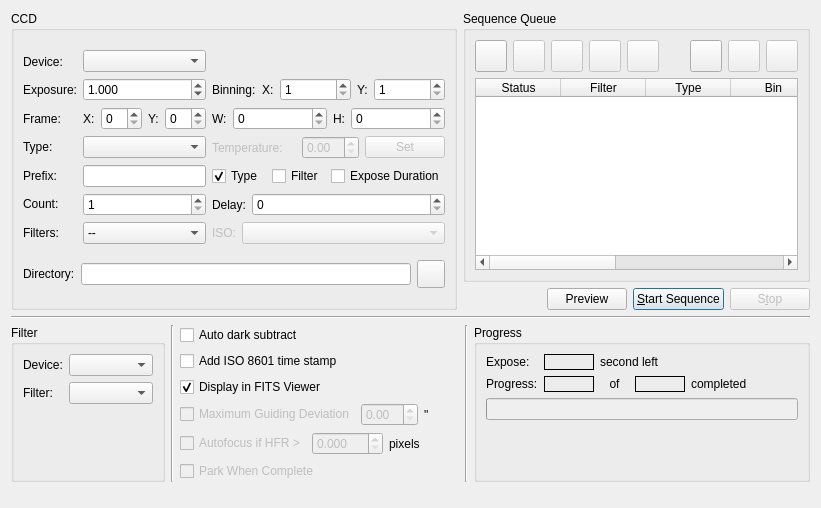
Qt form kstars/ekos/capture.ui (KDE/kstars) before a commit.
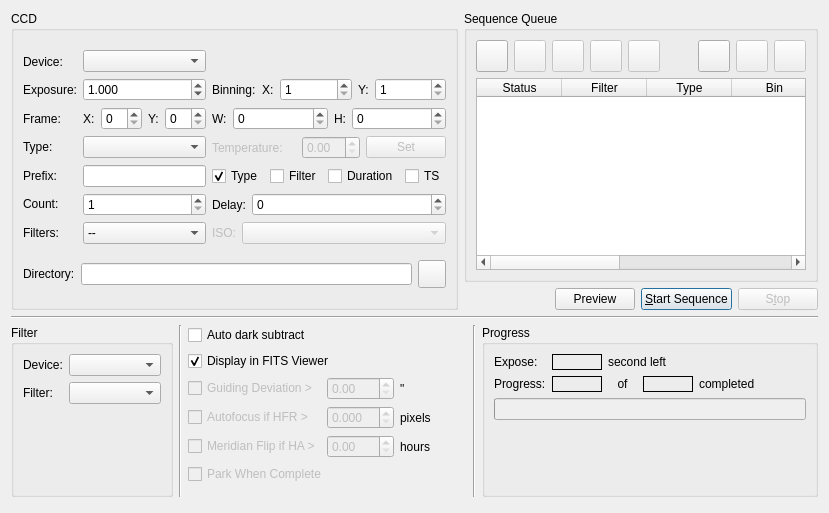
The same form after that commit.

Commit message: Implementation of automated unattended meridian flip support in EKos. This is still in BETA and use on your OWN risk. Also, implementing proper filter lock support for both focus and align module. If filter is not the same as the one locked in focus module, then the filter will move to that position whenever we use the focus or align module to capture an image.

Patch:
```diff
--- a/kstars/ekos/capture.ui
+++ b/kstars/ekos/capture.ui
@@ -6,15 +6,15 @@
    <rect>
     <x>0</x>
     <y>0</y>
-    <width>821</width>
-    <height>508</height>
+    <width>829</width>
+    <height>513</height>
    </rect>
   </property>
-  <layout class="QVBoxLayout" name="verticalLayout_10">
+  <layout class="QVBoxLayout" name="verticalLayout_3">
    <item>
-    <layout class="QHBoxLayout" name="horizontalLayout_19">
+    <layout class="QHBoxLayout" name="TopLayout">
      <item>
-      <layout class="QHBoxLayout" name="horizontalLayout_5" stretch="0">
+      <layout class="QHBoxLayout" name="topLayout" stretch="0">
        <property name="sizeConstraint">
         <enum>QLayout::SetDefaultConstraint</enum>
        </property>
@@ -466,7 +466,20 @@
                    <string>Append the expose duration to the prefix</string>
                   </property>
                   <property name="text">
-                   <string>Expose Duration</string>
+                   <string>Duration</string>
+                  </property>
+                 </widget>
+                </item>
+                <item>
+                 <widget class="QCheckBox" name="ISOCheck">
+                  <property name="toolTip">
+                   <string>Append time stamp to the prefix</string>
+                  </property>
+                  <property name="text">
+                   <string>TS</string>
+                  </property>
+                  <property name="checked">
+                   <bool>false</bool>
                   </property>
                  </widget>
                 </item>
@@ -618,7 +631,7 @@
       </layout>
      </item>
      <item>
-      <layout class="QVBoxLayout" name="verticalLayout_3">
+      <layout class="QVBoxLayout" name="SequenceLayout">
        <item>
         <widget class="QGroupBox" name="groupBox">
          <property name="sizePolicy">
@@ -945,16 +958,16 @@
     </layout>
    </item>
    <item>
-    <widget class="Line" name="line">
+    <widget class="Line" name="MiddleSeparator">
      <property name="orientation">
       <enum>Qt::Horizontal</enum>
      </property>
     </widget>
    </item>
    <item>
-    <layout class="QHBoxLayout" name="horizontalLayout_13">
+    <layout class="QHBoxLayout" name="horizontalLayout_5">
      <item>
-      <widget class="QGroupBox" name="setupGroup">
+      <widget class="QGroupBox" name="filterGroup">
        <property name="sizePolicy">
         <sizepolicy hsizetype="Expanding" vsizetype="Expanding">
          <horstretch>0</horstretch>
@@ -1026,14 +1039,14 @@
       </widget>
      </item>
      <item>
-      <widget class="Line" name="line_3">
+      <widget class="Line" name="leftVerticalSeperator">
        <property name="orientation">
         <enum>Qt::Vertical</enum>
        </property>
       </widget>
      </item>
      <item>
-      <layout class="QVBoxLayout" name="verticalLayout_9">
+      <layout class="QVBoxLayout" name="MiddleBottomLayout">
        <item>
         <widget class="QCheckBox" name="darkSubCheck">
          <property name="toolTip">
@@ -1047,19 +1060,6 @@
          </property>
         </widget>
        </item>
-       <item>
-        <widget class="QCheckBox" name="ISOCheck">
-         <property name="toolTip">
-          <string>Append time stamp to the file name</string>
-         </property>
-         <property name="text">
-          <string>Add ISO 8601 time stamp</string>
-         </property>
-         <property name="checked">
-          <bool>false</bool>
-         </property>
-        </widget>
-       </item>
        <item>
         <widget class="QCheckBox" name="displayCheck">
          <property name="toolTip">
@@ -1074,8 +1074,8 @@
         </widget>
        </item>
        <item>
-        <layout class="QHBoxLayout" name="horizontalLayout_10">
-         <item>
+        <layout class="QGridLayout" name="gridLayout_2">
+         <item row="0" column="0">
           <widget class="QCheckBox" name="guideDeviationCheck">
            <property name="enabled">
             <bool>false</bool>
@@ -1084,14 +1084,14 @@
             <string>Abort sequence if guiding deviation exceed this value</string>
            </property>
            <property name="text">
-            <string>Maximum Guiding Deviation</string>
+            <string>Guiding Deviation &gt;</string>
            </property>
            <property name="checked">
             <bool>false</bool>
            </property>
           </widget>
          </item>
-         <item>
+         <item row="0" column="1">
           <widget class="QDoubleSpinBox" name="guideDeviation">
            <property name="enabled">
             <bool>false</bool>
@@ -1107,7 +1107,7 @@
            </property>
           </widget>
          </item>
-         <item>
+         <item row="0" column="2">
           <widget class="QLabel" name="textLabel1_2_4">
            <property name="toolTip">
             <string>Number of images to capture</string>
@@ -1120,11 +1120,7 @@
            </property>
           </widget>
          </item>
-        </layout>
-       </item>
-       <item>
-        <layout class="QHBoxLayout" name="horizontalLayout_12">
-         <item>
+         <item row="1" column="0">
           <widget class="QCheckBox" name="autofocusCheck">
            <property name="enabled">
             <bool>false</bool>
@@ -1137,7 +1133,7 @@
            </property>
           </widget>
          </item>
-         <item>
+         <item row="1" column="1">
           <widget class="QDoubleSpinBox" name="HFRPixels">
            <property name="enabled">
             <bool>false</bool>
@@ -1159,7 +1155,7 @@
            </property>
           </widget>
          </item>
-         <item>
+         <item row="1" column="2">
           <widget class="QLabel" name="textLabel1_2_5">
            <property name="toolTip">
             <string>Number of images to capture</string>
@@ -1172,6 +1168,54 @@
            </property>
           </widget>
          </item>
+         <item row="2" column="0">
+          <widget class="QCheckBox" name="meridianCheck">
+           <property name="enabled">
+            <bool>false</bool>
+           </property>
+           <property name="toolTip">
+            <string>Command a meridian flip if the hour angle exceeds the specified value. Capture and Guiding will be suspected and resumed after the flip is complete.</string>
+           </property>
+           <property name="text">
+            <string>Meridian Flip if HA &gt;</string>
+           </property>
+          </widget>
+         </item>
+         <item row="2" column="1">
+          <widget class="QDoubleSpinBox" name="meridianHours">
+           <property name="enabled">
+            <bool>false</bool>
+           </property>
+           <property name="decimals">
+            <number>2</number>
+           </property>
+           <property name="minimum">
+            <double>0.000000000000000</double>
+           </property>
+           <property name="maximum">
+            <double>3.000000000000000</double>
+           </property>
+           <property name="singleStep">
+            <double>0.100000000000000</double>
+           </property>
+           <property name="value">
+            <double>0.000000000000000</double>
+           </property>
+          </widget>
+         </item>
+         <item row="2" column="2">
+          <widget class="QLabel" name="textLabel1_2_6">
+           <property name="toolTip">
+            <string>Number of images to capture</string>
+           </property>
+           <property name="whatsThis">
+            <string/>
+           </property>
+           <property name="text">
+            <string>hours</string>
+           </property>
+          </widget>
+         </item>
         </layout>
        </item>
        <item>
@@ -1195,7 +1239,7 @@
          <property name="sizeHint" stdset="0">
           <size>
            <width>279</width>
-           <height>1</height>
+           <height>13</height>
           </size>
          </property>
         </spacer>
@@ -1203,7 +1247,7 @@
       </layout>
      </item>
      <item>
-      <layout class="QHBoxLayout" name="horizontalLayout_11">
+      <layout class="QHBoxLayout" name="ProgressLayout">
        <item>
         <widget class="Line" name="line_2">
          <property name="orientation">
@@ -1373,7 +1417,7 @@
     </layout>
    </item>
    <item>
-    <spacer name="verticalSpacer12">
+    <spacer name="ButtomSpacer">
      <property name="orientation">
       <enum>Qt::Vertical</enum>
      </property>
```
Left out of the diff: 4 changed lines with no effect on the pictures. The commit also changes 15 other files.
